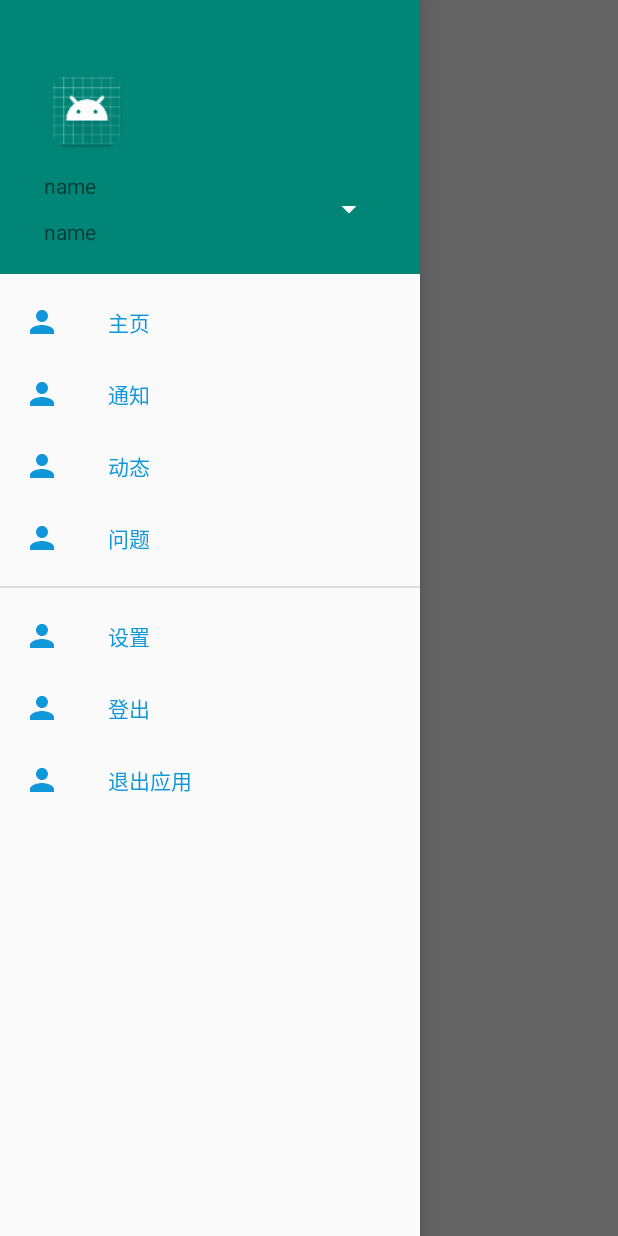
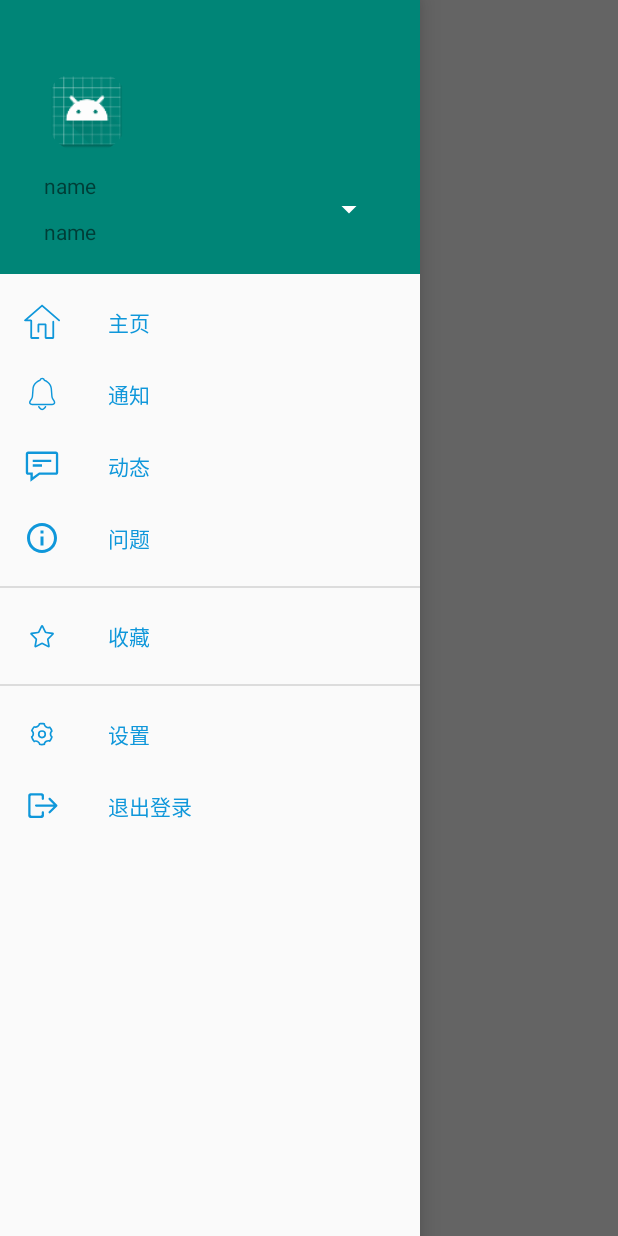
Before and after one commit to harveyhaha/MVVM-Yggd, an Android app: the MainActivity screen opened directly, with no data from a screen before it, with the side drawer open, on a phone screen of 412 x 824 dp. Run offline under Robolectric (Android 15) with nearby library versions, the phone set to English and light mode, and no system bars; our stand-ins replace CircleImageView, Dagger/Hilt's generated code, EventBus, Timber, data binding; network calls fail; pictures from the network do not load.

Commit message:
优化多国语言 优化menu图标

```diff
--- a/app/src/main/java/com/wtf/sample/ui/MainActivity.kt
+++ b/app/src/main/java/com/wtf/sample/ui/MainActivity.kt
@@ -20,7 +20,6 @@ import com.wtf.sample.ui.setting.SettingActivity
 import com.wtf.sample.viewmodels.MainViewModel
 import com.wtf.yggd.base.BaseActivity
 import com.wtf.yggd.base.GlideApp
-import com.wtf.yggd.utils.AppManager
 import de.hdodenhof.circleimageview.CircleImageView
 import org.greenrobot.eventbus.EventBus
 import org.greenrobot.eventbus.Subscribe
@@ -121,9 +120,6 @@ open class MainActivity : BaseActivity<ActivityMainBinding, MainViewModel>() {
             R.id.setting_logout -> {
                 viewModel?.logout()
             }
-            R.id.setting_power -> {
-                AppManager.instance.AppExit(this)
-            }
         }
     }
 
--- /dev/null
+++ b/app/src/main/res/drawable/ic_info_outline.xml
@@ -0,0 +1,10 @@
+<vector xmlns:android="http://schemas.android.com/apk/res/android"
+    android:width="24dp"
+    android:height="24dp"
+    android:tint="#FFFFFF"
+    android:viewportWidth="24.0"
+    android:viewportHeight="24.0">
+    <path
+        android:fillColor="#FF000000"
+        android:pathData="M11,17h2v-6h-2v6zM12,2C6.48,2 2,6.48 2,12s4.48,10 10,10 10,-4.48 10,-10S17.52,2 12,2zM12,20c-4.41,0 -8,-3.59 -8,-8s3.59,-8 8,-8 8,3.59 8,8 -3.59,8 -8,8zM11,9h2L13,7h-2v2z" />
+</vector>
--- /dev/null
+++ b/app/src/main/res/drawable/ic_main.xml
@@ -0,0 +1,13 @@
+<vector xmlns:android="http://schemas.android.com/apk/res/android"
+    android:width="24dp"
+    android:height="23.837051dp"
+    android:tint="#FFFFFF"
+    android:viewportWidth="1031"
+    android:viewportHeight="1024">
+    <path
+        android:fillColor="#FF000000"
+        android:pathData="M825.39,993.05H631.94c-21.92,0 -38.69,-16.77 -38.69,-38.69V606.15H438.49v180.55c0,14.19 -11.61,25.79 -25.79,25.79s-25.79,-11.61 -25.79,-25.79V593.25c0,-21.92 16.77,-38.69 38.69,-38.69h180.55c21.92,0 38.69,16.77 38.69,38.69v348.21h167.66V502.97c0,-14.19 11.61,-25.79 25.79,-25.79s25.79,11.61 25.79,25.79v451.39c0,21.92 -16.77,38.69 -38.69,38.69z" />
+    <path
+        android:fillColor="#FF000000"
+        android:pathData="M412.7,993.05H219.24c-10.32,0 -20.63,-3.87 -27.08,-11.61 -7.74,-7.74 -11.61,-16.77 -11.61,-27.08l1.29,-462.99L29.66,490.08c-10.32,0 -20.63,-5.16 -24.5,-14.19 -3.87,-10.32 -1.29,-20.63 7.74,-27.08L492.65,32.24c14.19,-12.9 36.11,-11.61 50.3,0l479.76,415.27c10.32,9.03 11.61,25.79 2.58,36.11 -9.03,10.32 -25.79,11.61 -36.11,2.58L517.16,79.96 98.02,442.36h98.02c20.63,1.29 37.4,18.06 37.4,38.69L232.14,941.46h180.55c14.19,0 25.79,11.61 25.79,25.79s-11.61,25.79 -25.79,25.79z" />
+</vector>
--- /dev/null
+++ b/app/src/main/res/drawable/ic_mark.xml
@@ -0,0 +1,10 @@
+<vector xmlns:android="http://schemas.android.com/apk/res/android"
+    android:width="24dp"
+    android:height="24dp"
+    android:tint="#FFFFFF"
+    android:viewportWidth="1024"
+    android:viewportHeight="1024">
+    <path
+        android:fillColor="#FF000000"
+        android:pathData="M630.05,387.76l191.71,27.87c12.88,1.9 24.27,10.13 29.06,23.84 3.42,11.74 0.16,24.16 -8.53,32.77l-0.14,0.16 -140.4,137.12 32.53,190.21c2.3,13.04 -3.49,25.33 -14.19,32.72 -10.96,7.42 -26.78,8.16 -38.46,2.22l-167.63,-88.4 -167.28,88.38c-11.84,6.13 -27.36,5.46 -37.6,-1.57 -10.34,-6.5 -17.97,-18 -15.26,-33.33l32.64,-190.32 -140.54,-137.2c-8.91,-8.85 -12.45,-21.97 -8.05,-33.74 4.42,-12.56 15.62,-20.83 28.61,-22.78l191.86,-27.95 83.49,-169.65c6.08,-12.08 18.93,-19.26 32.32,-19.26 13.6,0 26.77,7.2 32.5,19.46l83.39,169.44zM623.06,435.25a46.83,46.83 0,0 1,-35.84 -25.79l-73.01,-148.4 -73.18,148.69a47.54,47.54 0,0 1,-35.41 25.46l-164.37,23.97 119.04,116.19c11.2,10.78 16.24,26.38 13.6,41.6l-28.1,163.9 146.42,-77.38a47.65,47.65 0,0 1,43.84 0.16l146.29,77.12 -28,-163.68c-2.62,-15.2 2.43,-30.72 13.49,-41.52l119.23,-116.48 -164,-23.84z" />
+</vector>
--- /dev/null
+++ b/app/src/main/res/drawable/ic_message.xml
@@ -0,0 +1,10 @@
+<vector xmlns:android="http://schemas.android.com/apk/res/android"
+    android:width="24dp"
+    android:height="24dp"
+    android:tint="#FFFFFF"
+    android:viewportWidth="1024"
+    android:viewportHeight="1024">
+    <path
+        android:fillColor="#FF000000"
+        android:pathData="M906.96,102.4L117.04,102.4C80.69,102.4 51.2,131.89 51.2,168.24L51.2,694.78c0,36.35 29.49,65.84 65.84,65.84L182.78,760.63v197.48l263.32,-197.48h460.8c36.35,0 65.84,-29.44 65.84,-65.84L972.75,168.24C972.8,131.89 943.31,102.4 906.96,102.4zM906.96,694.84L428.39,694.84l-177.72,131.69L250.68,694.78h-133.63L117.04,168.24h789.91L906.96,694.78zM248.68,332.8v65.84h526.64L775.32,332.8L248.68,332.8zM248.68,464.44v65.84L512,530.28L512,464.44L248.68,464.44z" />
+</vector>
--- /dev/null
+++ b/app/src/main/res/drawable/ic_notification.xml
@@ -0,0 +1,10 @@
+<vector xmlns:android="http://schemas.android.com/apk/res/android"
+    android:width="24dp"
+    android:height="24dp"
+    android:tint="#FFFFFF"
+    android:viewportWidth="1024"
+    android:viewportHeight="1024">
+    <path
+        android:fillColor="#FF000000"
+        android:pathData="M872.45,698.37l-37.89,-60.42c-9.22,-15.36 -18.43,-45.06 -20.48,-63.49l-16.38,-211.97C788.48,245.76 706.56,143.36 593.92,104.45 583.68,72.7 552.96,51.2 517.12,51.2c-34.82,0 -65.54,22.53 -76.8,53.25C327.68,143.36 245.76,245.76 236.54,362.5l-16.38,211.97c-2.05,19.46 -11.26,49.15 -20.48,63.49l-37.89,60.42c-20.48,32.77 -24.58,65.54 -10.24,91.14s44.03,39.94 82.94,39.94h565.25c38.91,0 67.58,-14.34 81.92,-39.94 14.34,-24.58 11.26,-57.34 -9.22,-91.14zM845.82,771.07c-6.14,12.29 -23.55,18.43 -46.08,18.43L234.5,789.5c-23.55,0 -39.94,-7.17 -47.1,-19.46 -6.14,-12.29 -3.07,-30.72 9.22,-50.18l37.89,-60.42c12.29,-20.48 23.55,-56.32 26.62,-81.92l16.38,-211.97c8.19,-103.42 84.99,-195.58 186.37,-225.28 7.17,-2.05 13.31,-9.22 14.34,-16.38 3.07,-17.41 19.46,-31.74 38.91,-31.74s36.86,14.34 38.91,31.74c1.02,8.19 7.17,14.34 14.34,16.38 101.38,29.7 178.18,122.88 186.37,225.28l16.38,211.97c2.05,25.6 14.34,61.44 26.62,81.92l37.89,60.42c12.29,20.48 15.36,38.91 8.19,51.2zM631.81,880.64c-5.12,9.22 -55.3,92.16 -114.69,92.16s-109.57,-82.94 -114.69,-92.16c-6.14,-10.24 -2.05,-22.53 7.17,-27.65 10.24,-6.14 22.53,-2.05 27.65,7.17 14.34,23.55 51.2,71.68 79.87,71.68s65.54,-48.13 79.87,-71.68c6.14,-10.24 18.43,-13.31 27.65,-7.17 10.24,5.12 13.31,18.43 7.17,27.65z" />
+</vector>
--- /dev/null
+++ b/app/src/main/res/drawable/ic_out.xml
@@ -0,0 +1,13 @@
+<vector xmlns:android="http://schemas.android.com/apk/res/android"
+    android:width="24dp"
+    android:height="24dp"
+    android:tint="#FFFFFF"
+    android:viewportWidth="1024"
+    android:viewportHeight="1024">
+    <path
+        android:fillColor="#FF000000"
+        android:pathData="M567.96,787.36l0,-95.78c0,-17.63 -14.29,-31.93 -31.93,-31.93s-31.93,14.29 -31.93,31.93l0,64.11c0,17.49 -14.18,31.67 -31.67,31.67l-255.93,0c-17.49,0 -31.67,-14.18 -31.67,-31.67L184.84,244.35c0,-17.49 14.18,-31.67 31.67,-31.67l255.93,0c17.49,0 31.67,14.18 31.67,31.67l0,64.1 0,0 0,0.01c0,17.63 14.29,31.93 31.93,31.93s31.93,-14.29 31.93,-31.93l0,-0.01 0,0 0,-95.77c0,-35.26 -28.59,-63.85 -63.85,-63.85L184.83,148.82c-35.26,0 -63.85,28.59 -63.85,63.85L120.98,787.36c0,35.26 28.59,63.85 63.85,63.85l319.28,0C539.37,851.21 567.96,822.63 567.96,787.36z" />
+    <path
+        android:fillColor="#FF000000"
+        android:pathData="M704.94,286.17c-12.37,12.37 -12.37,32.42 0,44.79l137.13,137.13L344.21,468.09c-17.49,0 -31.67,14.18 -31.67,31.67l0,0.51c0,17.49 14.18,31.67 31.67,31.67l497.86,0 -137.13,137.13c-12.37,12.37 -12.37,32.42 0,44.79l0.36,0.36c12.37,12.37 32.42,12.37 44.79,0L939.96,524.36c6.8,-5.81 11.12,-14.44 11.12,-24.09l0,-0.15 0,-0.01 0,-0.21 0,-0.01 0,-0.15c0,-9.65 -4.32,-18.28 -11.12,-24.09L750.09,285.81c-12.37,-12.37 -32.42,-12.37 -44.79,0L704.94,286.17z" />
+</vector>
--- /dev/null
+++ b/app/src/main/res/drawable/ic_settings.xml
@@ -0,0 +1,10 @@
+<vector xmlns:android="http://schemas.android.com/apk/res/android"
+    android:width="24dp"
+    android:height="24dp"
+    android:tint="#FFFFFF"
+    android:viewportWidth="1024"
+    android:viewportHeight="1024">
+    <path
+        android:fillColor="#FF000000"
+        android:pathData="M396.72,320.59a141.18,141.18 0,0 1,-99.82 15.92,277.65 277.65,0 0,0 -45.34,74.58 141.22,141.22 0,0 1,37.52 95.95,141.25 141.25,0 0,1 -41.73,100.32 274.4,274.4 0,0 0,49.95 86.22,141.26 141.26,0 0,1 107.17,14.18 141.22,141.22 0,0 1,63.98 79.3,274.72 274.72,0 0,0 86.82,-1.92 141.25,141.25 0,0 1,66.02 -86.3,141.22 141.22,0 0,1 101.86,-15.49 277.65,277.65 0,0 0,41.92 -76.54,141.18 141.18,0 0,1 -36.13,-94.4c0,-34.91 12.77,-67.68 34.82,-92.96a274.74,274.74 0,0 0,-38.19 -70.03,141.26 141.26,0 0,1 -105.79,-14.56 141.31,141.31 0,0 1,-67.17 -90.91,274.4 274.4,0 0,0 -92.78,0.02 141.15,141.15 0,0 1,-63.09 76.64zM419.28,203.94c57.31,-16 119.02,-16.22 178.02,1.22a93.44,93.44 0,0 0,142.29 86.74,322.64 322.64,0 0,1 79.1,142.66 93.33,93.33 0,0 0,-41.76 77.84,93.36 93.36,0 0,0 42.88,78.59 322.83,322.83 0,0 1,-34.21 85.23,323.39 323.39,0 0,1 -47.97,63.57 93.39,93.39 0,0 0,-92.35 0.64,93.41 93.41,0 0,0 -46.69,83.62 322.7,322.7 0,0 1,-171.42 3.84,93.38 93.38,0 0,0 -46.7,-78.54 93.41,93.41 0,0 0,-95.18 1.01A322.43,322.43 0,0 1,192 589.28a93.41,93.41 0,0 0,49.07 -82.24c0,-34.13 -18.3,-64 -45.63,-80.29a323.39,323.39 0,0 1,31.09 -73.33,322.83 322.83,0 0,1 56.7,-72.26 93.36,93.36 0,0 0,89.49 -2.14,93.33 93.33,0 0,0 46.56,-75.09zM511.49,589.22a68.86,68.86 0,1 0,0 -137.76,68.86 68.86,0 0,0 0,137.76zM511.49,637.22a116.86,116.86 0,1 1,0 -233.76,116.86 116.86,0 0,1 0,233.76z" />
+</vector>
--- a/app/src/main/res/menu/activity_main_drawer.xml
+++ b/app/src/main/res/menu/activity_main_drawer.xml
@@ -6,39 +6,41 @@
         <item
             android:id="@+id/user_profile"
             android:checkable="false"
-            android:icon="@drawable/ic_person_teal_300_24dp"
-            android:title="主页" />
+            android:icon="@drawable/ic_main"
+            android:title="@string/main" />
         <item
             android:id="@+id/user_notification"
             android:checkable="false"
-            android:icon="@drawable/ic_person_teal_300_24dp"
-            android:title="通知" />
+            android:icon="@drawable/ic_notification"
+            android:title="@string/notification" />
         <item
             android:id="@+id/user_news"
             android:checkable="false"
-            android:icon="@drawable/ic_person_teal_300_24dp"
-            android:title="动态" />
+            android:icon="@drawable/ic_message"
+            android:title="@string/news" />
         <item
             android:id="@+id/user_issues"
             android:checkable="false"
-            android:icon="@drawable/ic_person_teal_300_24dp"
-            android:title="问题" />
+            android:icon="@drawable/ic_info_outline"
+            android:title="@string/issue" />
+    </group>
+    <group android:id="@+id/mine">
+        <item
+            android:id="@+id/stared"
+            android:checkable="false"
+            android:icon="@drawable/ic_mark"
+            android:title="@string/stars" />
     </group>
     <group android:id="@+id/setting_group">
         <item
             android:id="@+id/setting"
             android:checkable="false"
-            android:icon="@drawable/ic_person_teal_300_24dp"
-            android:title="设置" />
+            android:icon="@drawable/ic_settings"
+            android:title="@string/setting" />
         <item
             android:id="@+id/setting_logout"
             android:checkable="false"
-            android:icon="@drawable/ic_person_teal_300_24dp"
-            android:title="登出" />
-        <item
-            android:id="@+id/setting_power"
-            android:checkable="false"
-            android:icon="@drawable/ic_person_teal_300_24dp"
-            android:title="退出应用" />
+            android:icon="@drawable/ic_out"
+            android:title="@string/logout" />
     </group>
 </menu>
--- a/app/src/main/res/values/strings.xml
+++ b/app/src/main/res/values/strings.xml
@@ -1,8 +1,12 @@
 <resources>
     <string name="app_name" translatable="false">mvvm-yggd</string>
-
+    <string name="main">主页</string>
+    <string name="notification">通知</string>
     <string name="news">动态</string>
+    <string name="issue">问题</string>
     <string name="setting">设置</string>
+    <string name="stars">收藏</string>
+    <string name="logout">退出登录</string>
 
     <string name="toolbar_cancel">取消</string>
     <string name="toolbar_submit">确定</string>
@@ -20,7 +24,7 @@
     <!--navigation_drawer-->
     <string name="navigation_drawer_open" translatable="false">navigation_drawer_open</string>
     <string name="navigation_drawer_close" translatable="false">navigation_drawer_close</string>
-    <!--tiem-->
+    <!--time-->
     <string name="just_now">刚刚</string>
     <string name="seconds_ago">%d秒前</string>
     <string name="minutes_ago">%d分钟前</string>
```
Also changed, not shown: 1 other file.
